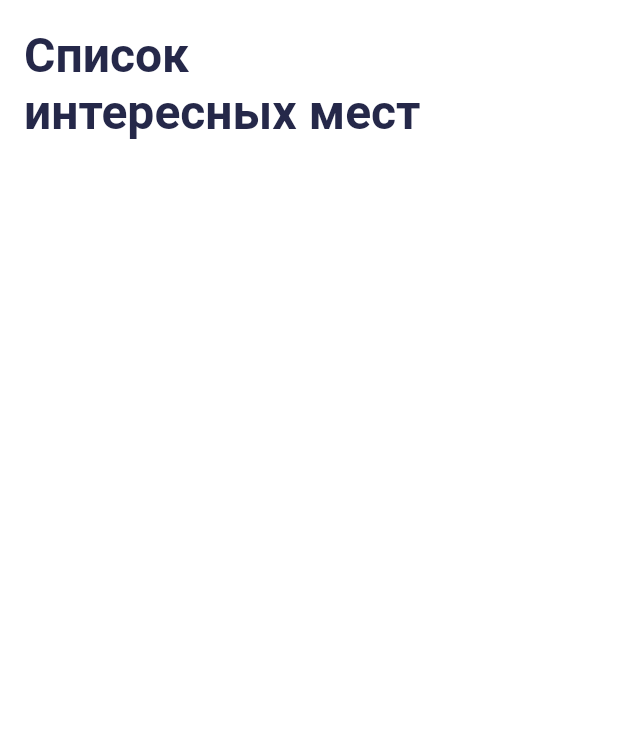
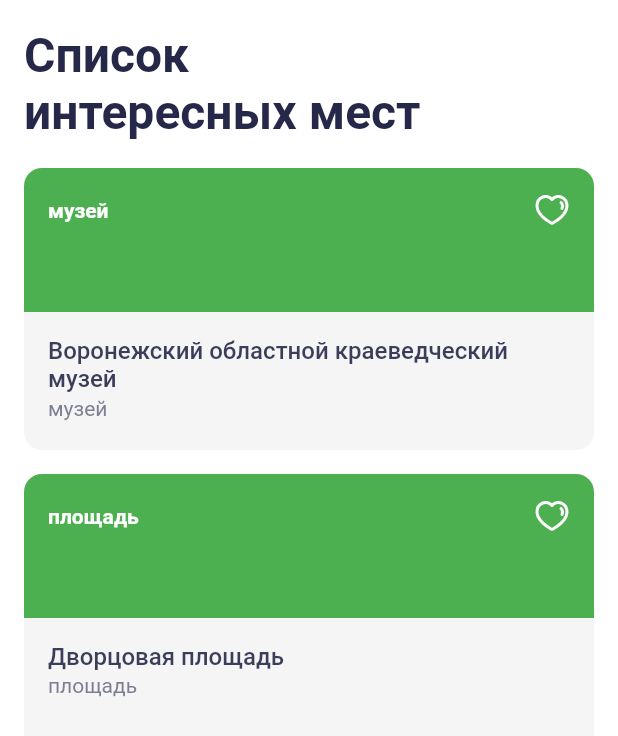
Before and after one commit to eliasvolkov/places, a Flutter app: the screen it shows after launch, on a phone screen of 412 x 824 dp. Shown: the top 736 px of the screen. Run offline on Flutter 3.47's test engine with Material 2 defaults, Android fonts, the phone set to English and light mode, and no system bars; our stand-ins replace flutter_svg.

Commit message:
[hw_4.6-2][IV] - created SightCard component

```diff
--- a/lib/mocks.dart
+++ b/lib/mocks.dart
@@ -12,5 +12,5 @@ final List mocks = [
       lat: 59.93910888346636,
       lon: 30.315814485060425,
       url: 'url',
-      type: 'музей')
+      type: 'площадь')
 ];
--- /dev/null
+++ b/lib/ui/screen/sight_card.dart
@@ -0,0 +1,85 @@
+import 'package:flutter/material.dart';
+import 'package:flutter_svg/flutter_svg.dart';
+import 'package:places/domain/sight.dart';
+
+class SightCard extends StatelessWidget {
+  final Sight sight;
+  const SightCard({Key? key, required this.sight}) : super(key: key);
+
+  @override
+  Widget build(BuildContext context) {
+    return Padding(
+      padding: const EdgeInsets.symmetric(horizontal: 16.0),
+      child: Container(
+        width: double.infinity,
+        height: 188.0,
+        decoration: const BoxDecoration(
+            borderRadius: BorderRadius.all(Radius.circular(12.0)),
+            color: Color(0xFFF5F5F5)),
+        child: Column(
+          crossAxisAlignment: CrossAxisAlignment.start,
+          children: [
+            // Хотел в Expanded обернуть, но по макету высота верхнего и нижнего блока не равны
+            Stack(
+              children: [
+                Positioned(
+                    child: Container(
+                        width: double.infinity,
+                        height: 96.0,
+                        decoration: const BoxDecoration(
+                            borderRadius: BorderRadius.only(
+                                topLeft: Radius.circular(12.0),
+                                topRight: Radius.circular(12.0)),
+                            color: Colors.green))),
+                Padding(
+                  padding: const EdgeInsets.all(16.0),
+                  child: Row(
+                    mainAxisAlignment: MainAxisAlignment.spaceBetween,
+                    children: [
+                      Text(
+                        sight.type,
+                        style: const TextStyle(
+                            color: Colors.white,
+                            fontFamily: 'Roboto',
+                            fontWeight: FontWeight.w700),
+                      ),
+                      SvgPicture.asset('assets/icons/heart.svg')
+                    ],
+                  ),
+                )
+              ],
+            ),
+            Padding(
+              padding: const EdgeInsets.all(16.0),
+              child: Column(
+                crossAxisAlignment: CrossAxisAlignment.start,
+                children: [
+                  Text(
+                    sight.name,
+                    textAlign: TextAlign.left,
+                    style: const TextStyle(
+                        color: Color(0xFF3B3E5B),
+                        fontFamily: 'Roboto',
+                        fontSize: 16.0,
+                        fontWeight: FontWeight.w500),
+                    maxLines: 2,
+                  ),
+                  const SizedBox(
+                    height: 2.0,
+                  ),
+                  Text(
+                    sight.type,
+                    style: const TextStyle(
+                      color: Color(0xFF7C7E92),
+                      fontFamily: 'Roboto',
+                    ),
+                  )
+                ],
+              ),
+            )
+          ],
+        ),
+      ),
+    );
+  }
+}
--- a/lib/ui/screen/sight_list_screen.dart
+++ b/lib/ui/screen/sight_list_screen.dart
@@ -1,4 +1,7 @@
 import 'package:flutter/material.dart';
+import 'package:places/ui/screen/sight_card.dart';
+
+import '../../mocks.dart';
 
 class SightListScreen extends StatefulWidget {
   const SightListScreen({Key? key}) : super(key: key);
@@ -27,7 +30,15 @@ class _SightListScreenState extends State<SightListScreen> {
         ),
       ),
       resizeToAvoidBottomInset: false,
-      body: Center(),
+      body: Column(
+        children: [
+          SightCard(sight: mocks[0]),
+          SizedBox(
+            height: 16.0,
+          ),
+          SightCard(sight: mocks[1])
+        ],
+      ),
     );
   }
 }
--- a/pubspec.yaml
+++ b/pubspec.yaml
@@ -25,7 +25,7 @@ flutter:
   uses-material-design: true
 
   assets:
-    - assets/
+    - assets/icons/
 
   fonts:
     - family: Roboto
```
Also changed, not shown: assets/icons/heart.svg (added).
